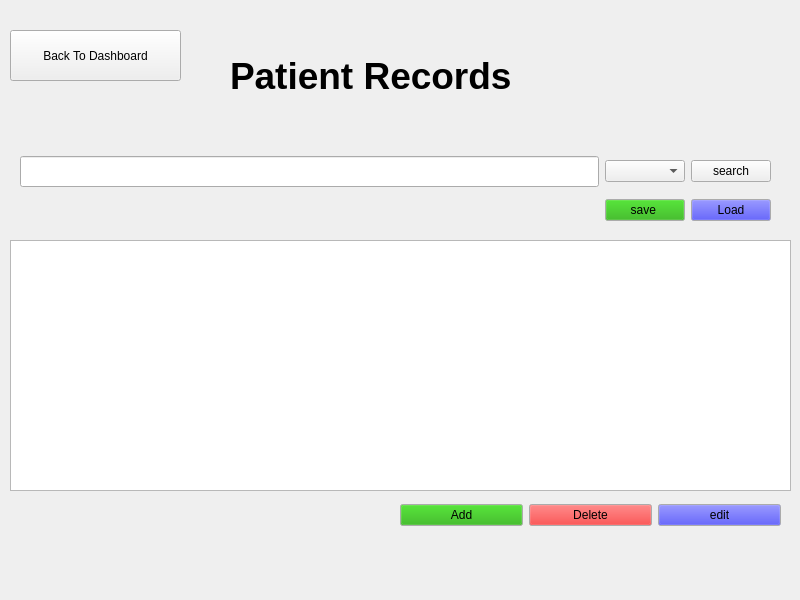
Above: patientrecords.ui from Nadahossam98/projectlab before the change. Below: the same form after it.
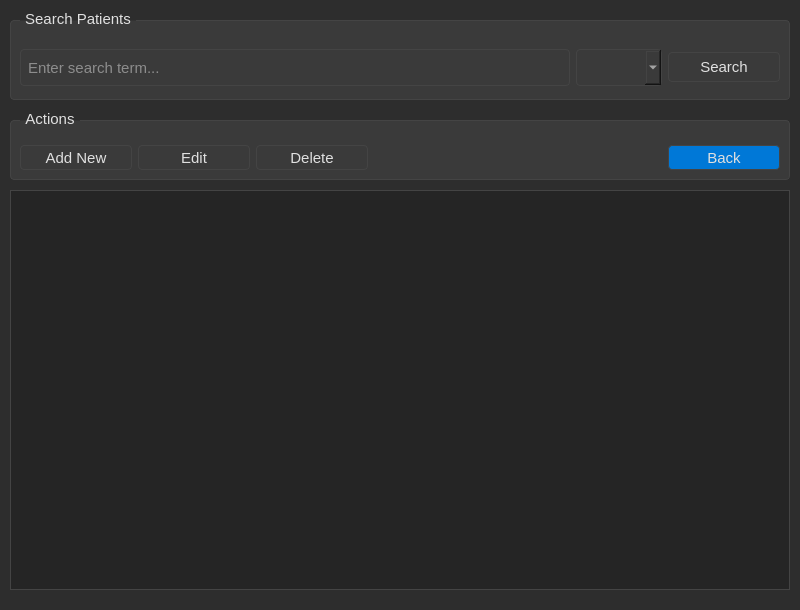
That is the form after the change.

Diff of the .ui file:
```diff
--- a/patientrecords.ui
+++ b/patientrecords.ui
@@ -7,316 +7,232 @@
     <x>0</x>
     <y>0</y>
     <width>800</width>
-    <height>600</height>
+    <height>610</height>
    </rect>
   </property>
   <property name="windowTitle">
    <string>Form</string>
   </property>
-  <widget class="QTableView" name="patientsTableView">
+  <property name="styleSheet">
+   <string notr="true">/* Dark theme styling */
+QWidget {
+    background-color: #2D2D2D;
+    color: #E0E0E0;
+    font-family: Segoe UI, Arial;
+    font-size: 11pt;
+    border: none;
+}
+
+QGroupBox {
+    border: 1px solid #444;
+    border-radius: 4px;
+    margin-top: 10px;
+    padding-top: 15px;
+    background-color: #3A3A3A;
+}
+
+QGroupBox::title {
+    subcontrol-origin: margin;
+    left: 10px;
+    padding: 0 3px;
+    color: #E0E0E0;
+}
+
+/* Dark table view */
+QTableView {
+    background-color: #252525;
+    color: #E0E0E0;
+    border: 1px solid #444;
+    gridline-color: #3A3A3A;
+    selection-background-color: #0078D7;
+    selection-color: white;
+    alternate-background-color: #2D2D2D;
+}
+
+QHeaderView::section {
+    background-color: #252525;
+    color: #E0E0E0;
+    padding: 5px;
+    border: none;
+    font-weight: bold;
+    border-bottom: 1px solid #444;
+}
+
+QPushButton {
+    background-color: #3A3A3A;
+    color: #E0E0E0;
+    border: 1px solid #444;
+    padding: 5px 15px;
+    border-radius: 4px;
+    min-width: 80px;
+}
+
+QPushButton:hover {
+    background-color: #4A4A4A;
+}
+
+QPushButton:pressed {
+    background-color: #2A2A2A;
+}
+
+QPushButton#backButton {
+    background-color: #0078D7;
+}
+
+QPushButton#backButton:hover {
+    background-color: #0066BB;
+}
+
+QLineEdit, QComboBox {
+    background-color: #3A3A3A;
+    color: #E0E0E0;
+    border: 1px solid #444;
+    padding: 5px;
+    border-radius: 4px;
+    min-height: 25px;
+}
+
+QComboBox QAbstractItemView {
+    background-color: #3A3A3A;
+    color: #E0E0E0;
+    selection-background-color: #0078D7;
+}
+
+QScrollBar:vertical {
+    background: #252525;
+    width: 12px;
+    border: none;
+}
+
+QScrollBar::handle:vertical {
+    background: #5A5A5A;
+    min-height: 20px;
+    border-radius: 6px;
+}
+
+QScrollBar::add-line:vertical, QScrollBar::sub-line:vertical {
+    background: none;
+}
+
+QScrollBar::add-page:vertical, QScrollBar::sub-page:vertical {
+    background: none;
+}</string>
+  </property>
+  <widget class="QGroupBox" name="searchGroupBox">
    <property name="geometry">
     <rect>
      <x>10</x>
-     <y>240</y>
-     <width>781</width>
-     <height>251</height>
+     <y>10</y>
+     <width>780</width>
+     <height>90</height>
     </rect>
    </property>
-  </widget>
-  <widget class="QLabel" name="label">
-   <property name="geometry">
-    <rect>
-     <x>230</x>
-     <y>50</y>
-     <width>391</width>
-     <height>51</height>
-    </rect>
+   <property name="title">
+    <string>Search Patients</string>
    </property>
-   <property name="font">
-    <font>
-     <pointsize>28</pointsize>
-     <bold>true</bold>
-    </font>
-   </property>
-   <property name="text">
-    <string>Patient Records</string>
-   </property>
+   <layout class="QHBoxLayout" name="horizontalLayout">
+    <item>
+     <widget class="QLineEdit" name="searchLineEdit">
+      <property name="minimumSize">
+       <size>
+        <width>300</width>
+        <height>37</height>
+       </size>
+      </property>
+      <property name="placeholderText">
+       <string>Enter search term...</string>
+      </property>
+     </widget>
+    </item>
+    <item>
+     <widget class="QComboBox" name="filterComboBox"/>
+    </item>
+    <item>
+     <widget class="QPushButton" name="searchButton">
+      <property name="text">
+       <string>Search</string>
+      </property>
+     </widget>
+    </item>
+   </layout>
   </widget>
-  <widget class="QPushButton" name="backToDashboard">
+  <widget class="QGroupBox" name="actionsGroupBox">
    <property name="geometry">
     <rect>
      <x>10</x>
-     <y>30</y>
-     <width>171</width>
-     <height>51</height>
+     <y>110</y>
+     <width>780</width>
+     <height>70</height>
     </rect>
    </property>
-   <property name="text">
-    <string>Back To Dashboard</string>
-   </property>
-  </widget>
-  <widget class="QWidget" name="">
-   <property name="geometry">
-    <rect>
-     <x>400</x>
-     <y>500</y>
-     <width>381</width>
-     <height>31</height>
-    </rect>
+   <property name="title">
+    <string>Actions</string>
    </property>
    <layout class="QHBoxLayout" name="horizontalLayout_2">
     <item>
      <widget class="QPushButton" name="addButton">
-      <property name="palette">
-       <palette>
-        <active>
-         <colorrole role="Button">
-          <brush brushstyle="SolidPattern">
-           <color alpha="255">
-            <red>27</red>
-            <green>170</green>
-            <blue>1</blue>
-           </color>
-          </brush>
-         </colorrole>
-        </active>
-        <inactive>
-         <colorrole role="Button">
-          <brush brushstyle="SolidPattern">
-           <color alpha="255">
-            <red>27</red>
-            <green>170</green>
-            <blue>1</blue>
-           </color>
-          </brush>
-         </colorrole>
-        </inactive>
-        <disabled>
-         <colorrole role="Button">
-          <brush brushstyle="SolidPattern">
-           <color alpha="255">
-            <red>27</red>
-            <green>170</green>
-            <blue>1</blue>
-           </color>
-          </brush>
-         </colorrole>
-        </disabled>
-       </palette>
+      <property name="text">
+       <string>Add New</string>
       </property>
+     </widget>
+    </item>
+    <item>
+     <widget class="QPushButton" name="editButton">
       <property name="text">
-       <string>Add</string>
+       <string>Edit</string>
       </property>
      </widget>
     </item>
     <item>
      <widget class="QPushButton" name="deleteButton">
-      <property name="palette">
-       <palette>
-        <active>
-         <colorrole role="Button">
-          <brush brushstyle="SolidPattern">
-           <color alpha="255">
-            <red>255</red>
-            <green>0</green>
-            <blue>0</blue>
-           </color>
-          </brush>
-         </colorrole>
-        </active>
-        <inactive>
-         <colorrole role="Button">
-          <brush brushstyle="SolidPattern">
-           <color alpha="255">
-            <red>255</red>
-            <green>0</green>
-            <blue>0</blue>
-           </color>
-          </brush>
-         </colorrole>
-        </inactive>
-        <disabled>
-         <colorrole role="Button">
-          <brush brushstyle="SolidPattern">
-           <color alpha="255">
-            <red>255</red>
-            <green>0</green>
-            <blue>0</blue>
-           </color>
-          </brush>
-         </colorrole>
-        </disabled>
-       </palette>
-      </property>
       <property name="text">
        <string>Delete</string>
       </property>
      </widget>
     </item>
     <item>
-     <widget class="QPushButton" name="editButton">
-      <property name="palette">
-       <palette>
-        <active>
-         <colorrole role="Button">
-          <brush brushstyle="SolidPattern">
-           <color alpha="255">
-            <red>0</red>
-            <green>0</green>
-            <blue>255</blue>
-           </color>
-          </brush>
-         </colorrole>
-        </active>
-        <inactive>
-         <colorrole role="Button">
-          <brush brushstyle="SolidPattern">
-           <color alpha="255">
-            <red>0</red>
-            <green>0</green>
-            <blue>255</blue>
-           </color>
-          </brush>
-         </colorrole>
-        </inactive>
-        <disabled>
-         <colorrole role="Button">
-          <brush brushstyle="SolidPattern">
-           <color alpha="255">
-            <red>0</red>
-            <green>0</green>
-            <blue>255</blue>
-           </color>
-          </brush>
-         </colorrole>
-        </disabled>
-       </palette>
+     <spacer name="horizontalSpacer">
+      <property name="orientation">
+       <enum>Qt::Orientation::Horizontal</enum>
       </property>
+      <property name="sizeHint" stdset="0">
+       <size>
+        <width>40</width>
+        <height>20</height>
+       </size>
+      </property>
+     </spacer>
+    </item>
+    <item>
+     <widget class="QPushButton" name="backButton">
       <property name="text">
-       <string>edit</string>
+       <string>Back</string>
       </property>
      </widget>
     </item>
    </layout>
   </widget>
-  <widget class="QWidget" name="">
+  <widget class="QTableView" name="patientsTableView">
    <property name="geometry">
     <rect>
-     <x>20</x>
-     <y>150</y>
-     <width>751</width>
-     <height>77</height>
+     <x>10</x>
+     <y>190</y>
+     <width>780</width>
+     <height>400</height>
     </rect>
    </property>
-   <layout class="QGridLayout" name="gridLayout">
-    <item row="0" column="2">
-     <widget class="QComboBox" name="filterComboBox"/>
-    </item>
-    <item row="0" column="0">
-     <widget class="QLineEdit" name="searchLineEdit">
-      <property name="font">
-       <font>
-        <pointsize>14</pointsize>
-       </font>
-      </property>
-     </widget>
-    </item>
-    <item row="0" column="3">
-     <widget class="QPushButton" name="searchButton">
-      <property name="text">
-       <string>search</string>
-      </property>
-     </widget>
-    </item>
-    <item row="1" column="2">
-     <widget class="QPushButton" name="saveButton">
-      <property name="palette">
-       <palette>
-        <active>
-         <colorrole role="Button">
-          <brush brushstyle="SolidPattern">
-           <color alpha="255">
-            <red>27</red>
-            <green>170</green>
-            <blue>1</blue>
-           </color>
-          </brush>
-         </colorrole>
-        </active>
-        <inactive>
-         <colorrole role="Button">
-          <brush brushstyle="SolidPattern">
-           <color alpha="255">
-            <red>27</red>
-            <green>170</green>
-            <blue>1</blue>
-           </color>
-          </brush>
-         </colorrole>
-        </inactive>
-        <disabled>
-         <colorrole role="Button">
-          <brush brushstyle="SolidPattern">
-           <color alpha="255">
-            <red>27</red>
-            <green>170</green>
-            <blue>1</blue>
-           </color>
-          </brush>
-         </colorrole>
-        </disabled>
-       </palette>
-      </property>
-      <property name="text">
-       <string>save </string>
-      </property>
-     </widget>
-    </item>
-    <item row="1" column="3">
-     <widget class="QPushButton" name="loadButton">
-      <property name="palette">
-       <palette>
-        <active>
-         <colorrole role="Button">
-          <brush brushstyle="SolidPattern">
-           <color alpha="255">
-            <red>0</red>
-            <green>0</green>
-            <blue>255</blue>
-           </color>
-          </brush>
-         </colorrole>
-        </active>
-        <inactive>
-         <colorrole role="Button">
-          <brush brushstyle="SolidPattern">
-           <color alpha="255">
-            <red>0</red>
-            <green>0</green>
-            <blue>255</blue>
-           </color>
-          </brush>
-         </colorrole>
-        </inactive>
-        <disabled>
-         <colorrole role="Button">
-          <brush brushstyle="SolidPattern">
-           <color alpha="255">
-            <red>0</red>
-            <green>0</green>
-            <blue>255</blue>
-           </color>
-          </brush>
-         </colorrole>
-        </disabled>
-       </palette>
-      </property>
-      <property name="text">
-       <string>Load</string>
-      </property>
-     </widget>
-    </item>
-   </layout>
+   <property name="alternatingRowColors">
+    <bool>true</bool>
+   </property>
+   <property name="selectionMode">
+    <enum>QAbstractItemView::SelectionMode::SingleSelection</enum>
+   </property>
+   <property name="selectionBehavior">
+    <enum>QAbstractItemView::SelectionBehavior::SelectRows</enum>
+   </property>
+   <property name="showGrid">
+    <bool>false</bool>
+   </property>
   </widget>
  </widget>
  <resources/>
```
Left out of the diff: 2 changed lines with no effect on the pictures.
